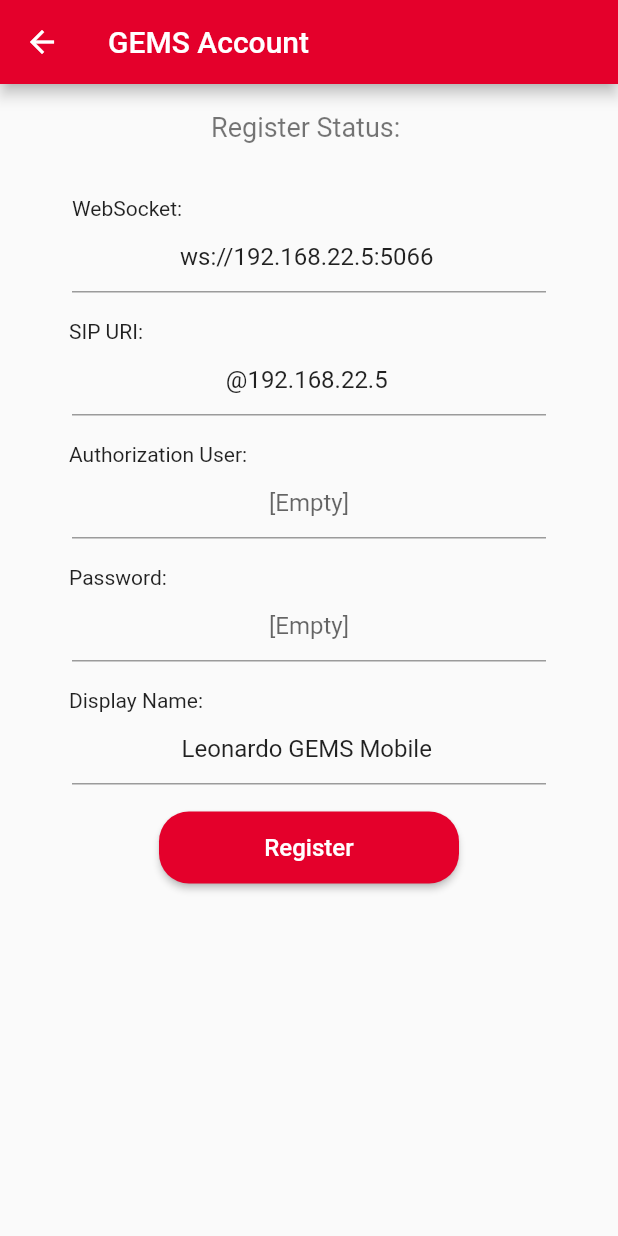
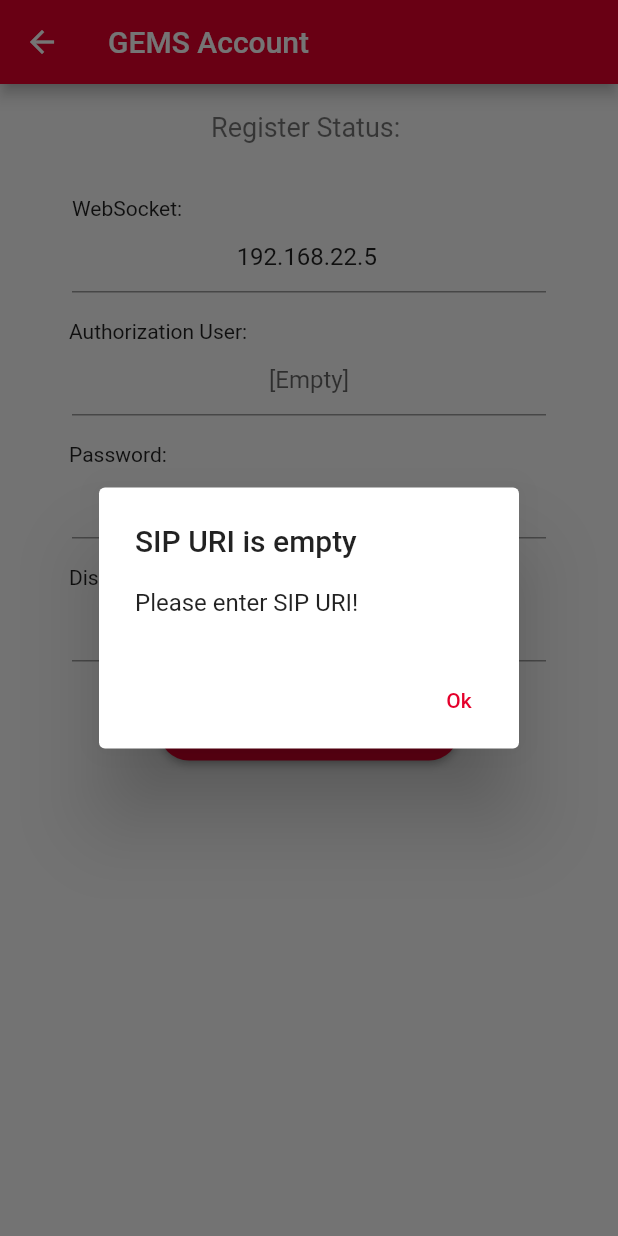
Before and after one commit to ertekinbatuhan/gemsmobile, a Flutter app: the screen it shows after launch, after a tap on "Register", on a phone screen of 412 x 824 dp. Run offline on Flutter 3.47's test engine with Material 2 defaults, Android fonts, the light colour scheme and no system bars; our stand-ins replace permission_handler, shared_preferences; missing offline and left inert: dart:ffi, flutter_webrtc, sip_ua.

Commit message:
sip uri deleted and websocket and authorization user connected.

```diff
--- a/lib/src/register.dart
+++ b/lib/src/register.dart
@@ -1,4 +1,5 @@
 import 'package:flutter/material.dart';
+import 'package:flutter/services.dart';
 import 'package:gemsmobile/src/callscreen.dart';
 
 import 'package:shared_preferences/shared_preferences.dart';
@@ -28,6 +29,9 @@
 
   SIPUAHelper? get helper => widget._helper;
 
+  String? ipAdress ;
+
+
   @override
   initState() {
     super.initState();
@@ -46,10 +50,10 @@
   void _loadSettings() async {
     _preferences = await SharedPreferences.getInstance();
     setState(() {
-      _wsUriController.text =
-          _preferences.getString('ws_uri') ?? 'ws://192.168.22.5:5066';
+      _wsUriController.text =      // "ws://192.168.22.5:5056"
+          _preferences.getString('ws_uri') ?? '192.168.22.5';
       _sipUriController.text =
-          _preferences.getString('sip_uri') ?? '@192.168.22.5';
+          _preferences.getString('sip_uri') ?? '';
       _displayNameController.text =
           _preferences.getString('display_name') ?? 'Leonardo GEMS Mobile';
       _passwordController.text = _preferences.getString('password') ?? '';
@@ -106,17 +110,13 @@
       _alert(context, "SIP URI");
     }
 
-
     UaSettings settings = UaSettings();
 
-    settings.webSocketUrl = _wsUriController.text;
+    settings.webSocketUrl =  "ws://"  +  _wsUriController.text + ":5066" ;
     settings.webSocketSettings.extraHeaders = _wsExtraHeaders;
     settings.webSocketSettings.allowBadCertificate = true;
     //settings.webSocketSettings.userAgent = 'Dart/2.8 (dart:io) for OpenSIPS.';
-
-
-
-    settings.uri = _sipUriController.text;
+    settings.uri =   _authorizationUserController.text  + "@"  + _wsUriController.text;
     settings.authorizationUser = _authorizationUserController.text;
     settings.password = _passwordController.text;
     settings.displayName = _displayNameController.text;
@@ -156,6 +156,7 @@
                           child: Text('WebSocket:'),
                         ),
                       ),
+
                       Padding(
                         padding: const EdgeInsets.fromLTRB(48.0, 0.0, 48.0, 0),
                         child: TextFormField(
@@ -171,7 +172,10 @@
                       ),
                     ],
                   ),
-                  Column(
+                /*
+
+                SIP URI KISMI
+                Column(
                     children: <Widget>[
                       const Padding(
                         padding: EdgeInsets.fromLTRB(46.0, 18.0, 48.0, 0),
@@ -186,6 +190,7 @@
                           controller: _sipUriController ,
                           keyboardType: TextInputType.text,
                           textAlign: TextAlign.center,
+
                           decoration: const InputDecoration(
                             contentPadding: EdgeInsets.all(10.0),
                             border: UnderlineInputBorder(
@@ -195,6 +200,8 @@
                       ),
                     ],
                   ),
+
+                 */
                   Column(
                     children: <Widget>[
                       const Padding(
@@ -207,10 +214,10 @@
                       Padding(
                         padding: const EdgeInsets.fromLTRB(48.0, 0.0, 48.0, 0),
                         child: TextFormField(
-                          controller: _authorizationUserController,
+                          controller: _authorizationUserController  ,
                           keyboardType: TextInputType.text,
                           onChanged: (text) {
-                            _sipUriController.text = text + "@192.168.22.5" ;
+                           _displayNameController.text = text  ;
                           },
                           textAlign: TextAlign.center,
                           decoration: InputDecoration(
@@ -268,7 +275,7 @@
                           controller: _displayNameController,
                           keyboardType: TextInputType.text,
                           textAlign: TextAlign.center,
-                          readOnly: true,
+                         // readOnly: true,
                           decoration: const InputDecoration(
                             contentPadding: EdgeInsets.all(10.0),
                             border: UnderlineInputBorder(
```
